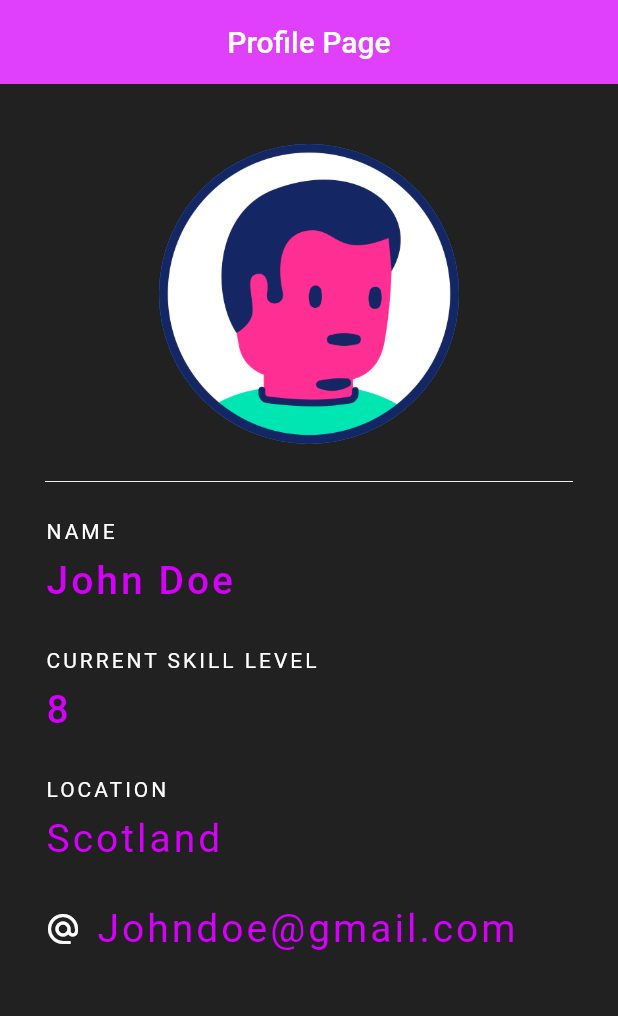
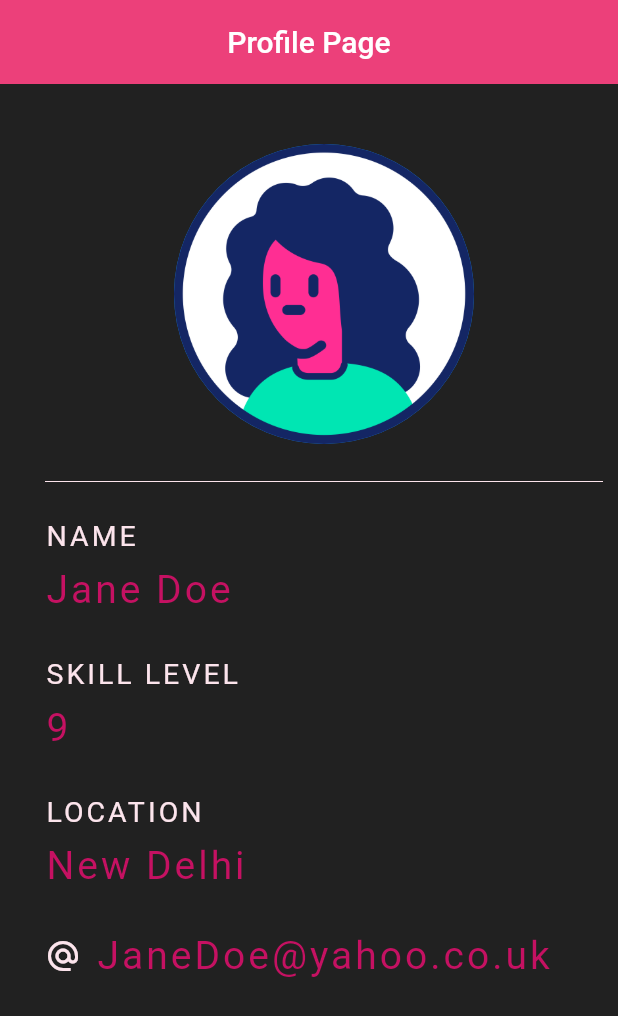
Before and after one commit to Ironman72/my_first_flutter_tutorial, a Flutter app: the screen it shows after launch, on a phone screen of 412 x 824 dp. Shown: the top 1016 px of the screen. Run offline on Flutter 3.47's test engine with Material 2 defaults, Android fonts, the phone set to English and light mode, and no system bars.

Commit message:
created_on_my_own

```diff
--- a/lib/main.dart
+++ b/lib/main.dart
@@ -1,110 +1,123 @@
+// ignore_for_file: avoid_print
+
 import 'package:flutter/material.dart';
 
 void main() {
-  runApp(MaterialApp(home: ProfileApp()));
+  runApp(ProfilePage());
 }
 
-class ProfileApp extends StatelessWidget {
-  const ProfileApp({Key? key}) : super(key: key);
+class ProfilePage extends StatelessWidget {
+  const ProfilePage({Key? key}) : super(key: key);
 
   @override
   Widget build(BuildContext context) {
-    return SafeArea(
+    return MaterialApp(
+      title: 'Activity Tracker',
+      debugShowCheckedModeBanner: false,
+      home: SafeArea(
         child: Scaffold(
           backgroundColor: Colors.grey[900],
           appBar: AppBar(
             centerTitle: true,
-          title: Text('Profile Page'),
+            title: Text(
+              'Profile Page',
+              style:
+                  TextStyle(color: Colors.white, fontWeight: FontWeight.w500),
+            ),
+            backgroundColor: Colors.pink[400],
             elevation: 0.0,
-          backgroundColor: Colors.purpleAccent,
           ),
           body: Padding(
-          padding: EdgeInsets.fromLTRB(30.0, 40.0, 30.0, 0.0),
+            padding: EdgeInsets.fromLTRB(30.0, 40.0, 10.0, 0.0),
             child: Column(
               crossAxisAlignment: CrossAxisAlignment.start,
               children: <Widget>[
                 Center(
                   child: CircleAvatar(
-                  backgroundImage: AssetImage(
-                    'images/male_profile.png',
-                  ),
+                    backgroundImage: AssetImage('images/female_profile.png'),
                     radius: 100.0,
                   ),
                 ),
                 Divider(
-                color: Colors.grey[200],
+                  color: Colors.pink[50],
                   height: 50.0,
                 ),
                 Text(
                   'NAME',
-                style: TextStyle(color: Colors.white, letterSpacing: 2.0),
+                  style: TextStyle(
+                      color: Colors.pink[50],
+                      fontSize: 19.0,
+                      letterSpacing: 2.0),
                 ),
                 SizedBox(
-                height: 10.0,
+                  height: 10,
                 ),
                 Text(
-                'John Doe',
+                  'Jane Doe',
                   style: TextStyle(
-                    color: Colors.purpleAccent[400],
-                    letterSpacing: 2.0,
+                      color: Colors.pinkAccent[700],
                       fontSize: 26.0,
-                    fontWeight: FontWeight.w500),
+                      letterSpacing: 2.0),
+                ),
+                SizedBox(
+                  height: 30,
+                ),
+                Text(
+                  'SKILL LEVEL',
+                  style: TextStyle(
+                      color: Colors.pink[50],
+                      fontSize: 19.0,
+                      letterSpacing: 2.0),
+                ),
+                SizedBox(
+                  height: 10,
+                ),
+                Text(
+                  '9',
+                  style: TextStyle(
+                      color: Colors.pinkAccent[700],
+                      fontSize: 26.0,
+                      letterSpacing: 2.0),
+                ),
+                SizedBox(height: 30),
+                Text(
+                  'LOCATION',
+                  style: TextStyle(
+                      color: Colors.pink[50],
+                      fontSize: 19.0,
+                      letterSpacing: 2.0),
+                ),
+                SizedBox(height: 10.0),
+                Text(
+                  'New Delhi',
+                  style: TextStyle(
+                      color: Colors.pinkAccent[700],
+                      fontSize: 26.0,
+                      letterSpacing: 2.0),
                 ),
                 SizedBox(
                   height: 30.0,
                 ),
-              Text(
-                'CURRENT SKILL LEVEL',
-                style: TextStyle(color: Colors.white, letterSpacing: 2.0),
-              ),
-              SizedBox(
-                height: 10.0,
-              ),
-              Text(
-                '8',
-                style: TextStyle(
-                    color: Colors.purpleAccent[400],
-                    letterSpacing: 2.0,
-                    fontSize: 26.0,
-                    fontWeight: FontWeight.w500),
-              ),
-              SizedBox(
-                height: 30.0,
-              ),
-              Text(
-                'LOCATION',
-                style: TextStyle(color: Colors.white, letterSpacing: 2.0),
-              ),
-              SizedBox(
-                height: 10.0,
-              ),
-              Text(
-                'Scotland',
-                style: TextStyle(
-                    color: Colors.purpleAccent[400],
-                    letterSpacing: 2.0,
-                    fontSize: 26.0),
-              ),
-              SizedBox(height: 30.0),
                 Row(
                   children: <Widget>[
                     Icon(
-                    Icons.alternate_email,
-                    color: Colors.white,
+                      Icons.alternate_email_sharp,
+                      color: Colors.pink[50],
                     ),
                     SizedBox(
                       width: 10.0,
                     ),
                     Text(
-                    'Johndoe@gmail.com',
+                      'JaneDoe@yahoo.co.uk',
                       style: TextStyle(
-                        color: Colors.purpleAccent[400],
-                        letterSpacing: 2.0,
-                        fontSize: 26.0),
+                          color: Colors.pinkAccent[700],
+                          fontSize: 26.0,
+                          letterSpacing: 2.0),
                     )
                   ],
-              )
+                ),
               ],
+            ),
           ),
         ),
       ),
```
Also changed, not shown: images/Screenshot_1641977660.png (deleted), images/Screenshot_1641989767.png (added). Lines whose indentation alone changed are shown as unchanged.
